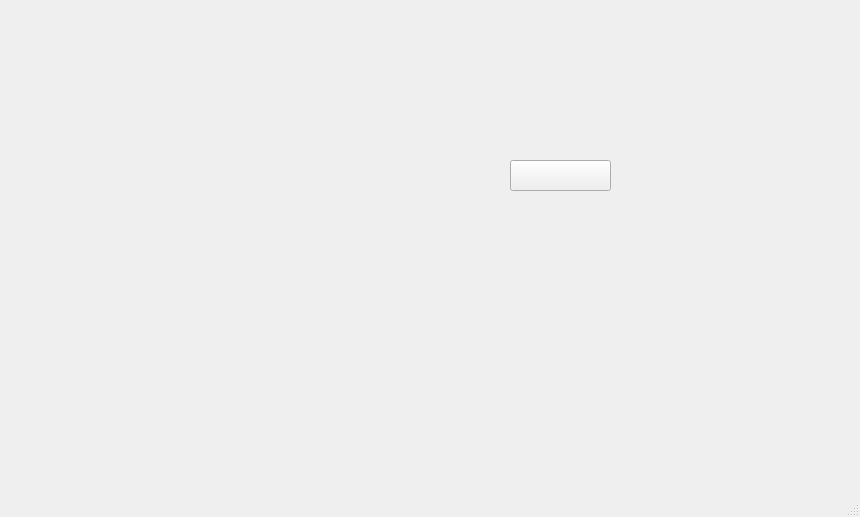
Before: the Qt Designer form src/gui/MainWindow.ui in RobbeNooyens/RATSQL, drawn with Qt 5.
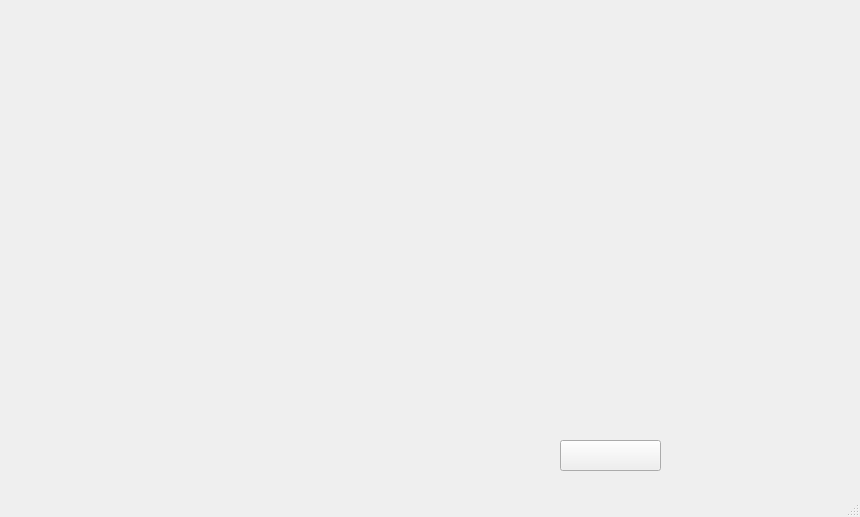
After: the same form once the commit is applied.

What changed in the file:
```diff
--- a/src/gui/MainWindow.ui
+++ b/src/gui/MainWindow.ui
@@ -29,10 +29,10 @@
    <widget class="QWidget" name="gridLayoutWidget">
     <property name="geometry">
      <rect>
-      <x>10</x>
-      <y>10</y>
-      <width>751</width>
-      <height>121</height>
+      <x>540</x>
+      <y>50</y>
+      <width>311</width>
+      <height>321</height>
      </rect>
     </property>
     <layout class="QGridLayout" name="mGridChars">
@@ -44,8 +44,8 @@
    <widget class="QPushButton" name="mButtonConvert">
     <property name="geometry">
      <rect>
-      <x>510</x>
-      <y>160</y>
+      <x>560</x>
+      <y>440</y>
       <width>101</width>
       <height>31</height>
      </rect>
@@ -57,10 +57,10 @@
    <widget class="QWidget" name="gridLayoutWidget_2">
     <property name="geometry">
      <rect>
-      <x>510</x>
-      <y>220</y>
-      <width>331</width>
-      <height>261</height>
+      <x>10</x>
+      <y>330</y>
+      <width>491</width>
+      <height>151</height>
      </rect>
     </property>
     <layout class="QGridLayout" name="mGridSettings"/>
@@ -68,10 +68,10 @@
    <widget class="QWidget" name="verticalLayoutWidget">
     <property name="geometry">
      <rect>
-      <x>9</x>
-      <y>149</y>
+      <x>10</x>
+      <y>20</y>
       <width>491</width>
-      <height>331</height>
+      <height>141</height>
      </rect>
     </property>
     <layout class="QVBoxLayout" name="mTextEdit"/>
```
Left out of the diff: 13 changed lines with no effect on the pictures.
